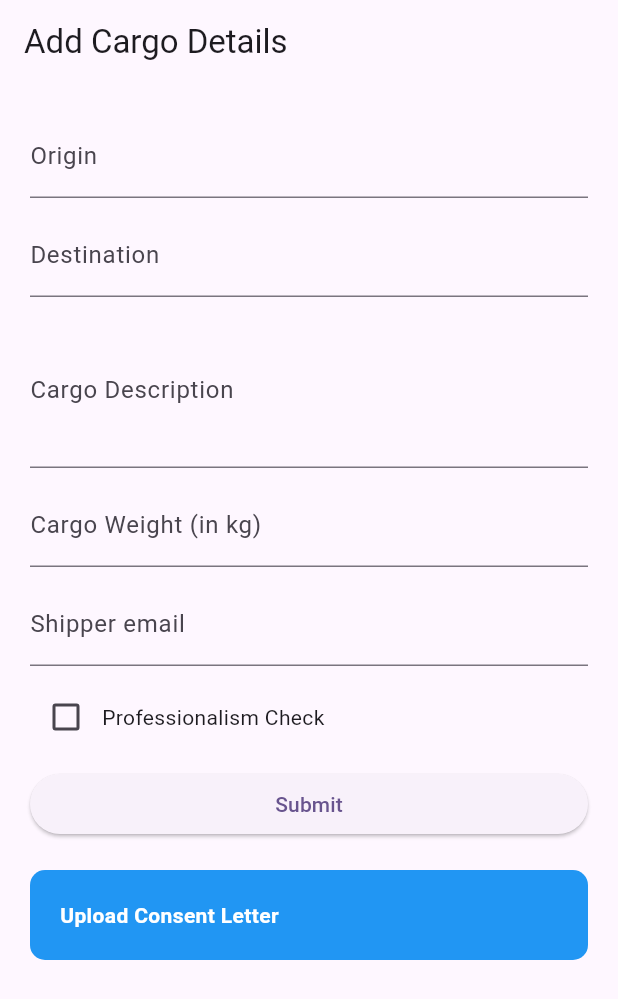
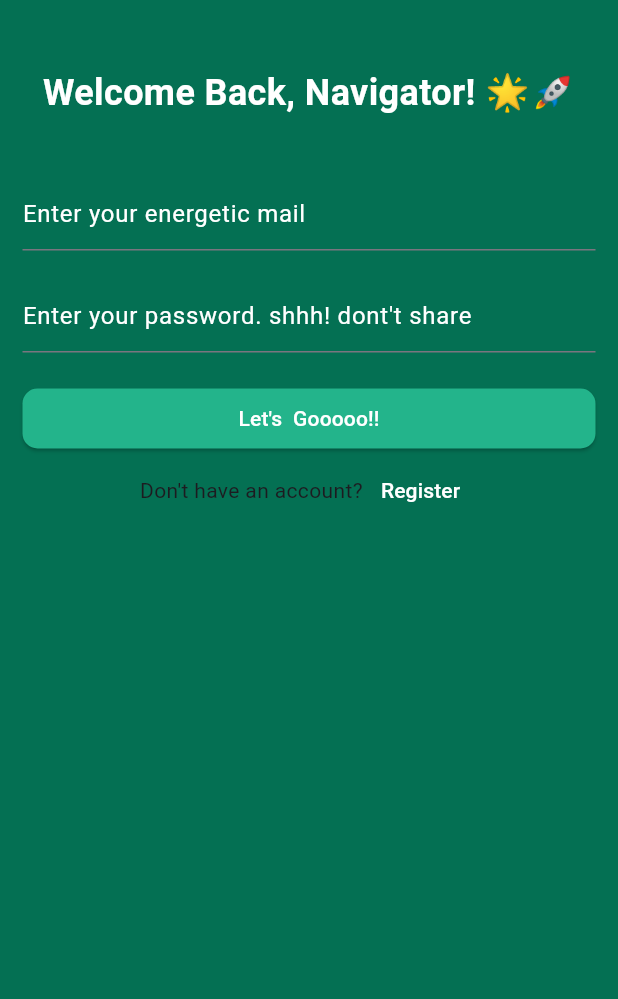
Before and after one commit to 0Armaan025/ecoride, a Flutter app: the screen it shows after launch, on a phone screen of 412 x 824 dp. Shown: the top 999 px of the screen. Run offline on Flutter 3.47's test engine with Material 2 defaults, Android fonts, the light colour scheme and no system bars; our stand-ins replace carousel_slider, firebase_core, google_fonts, image_picker; accounts and stored records are empty.

Commit message:
login, registerr, and public transport prototype done

```diff
--- /dev/null
+++ b/lib/features/auth/loginScreen.dart
@@ -0,0 +1,97 @@
+import 'package:ecoride/features/auth/registerScreen.dart';
+import 'package:flutter/material.dart';
+
+class loginScreen extends StatefulWidget {
+  const loginScreen({super.key});
+
+  @override
+  State<loginScreen> createState() => _loginScreenState();
+}
+
+class _loginScreenState extends State<loginScreen> {
+  TextEditingController emailController = TextEditingController();
+  TextEditingController passController = TextEditingController();
+  @override
+  Widget build(BuildContext context) {
+    return Scaffold(
+      backgroundColor: Color.fromARGB(255, 4, 112, 83),
+      body: SafeArea(
+        child: SingleChildScrollView(
+          child: Padding(
+            padding: const EdgeInsets.all(15.0),
+            child: Column(
+              children: [
+                SizedBox(
+                  height: 30,
+                ),
+                Text(
+                  "Welcome Back, Navigator! 🌟🚀",
+                  style: TextStyle(
+                      fontSize: 24,
+                      color: Colors.white,
+                      fontWeight: FontWeight.bold),
+                ),
+                SizedBox(
+                  height: 40,
+                ),
+                TextField(
+                  controller: emailController,
+                  style: TextStyle(color: Colors.white),
+                  cursorColor: Colors.white,
+                  decoration: InputDecoration(
+                      hintText: "Enter your energetic mail",
+                      hintStyle: TextStyle(color: Colors.white)),
+                ),
+                SizedBox(
+                  height: 20,
+                ),
+                TextField(
+                  controller: passController,
+                  style: TextStyle(color: Colors.white),
+                  cursorColor: Colors.white,
+                  decoration: InputDecoration(
+                      hintText: "Enter your password. shhh! dont't share",
+                      hintStyle: TextStyle(color: Colors.white)),
+                ),
+                SizedBox(
+                  height: 20,
+                ),
+                SizedBox(
+                  width: double.infinity,
+                  child: ElevatedButton(
+                    onPressed: () {},
+                    child: Text(
+                      "Let's  Gooooo!!",
+                      style: TextStyle(color: Colors.white),
+                    ),
+                    style: ElevatedButton.styleFrom(
+                        backgroundColor: Color.fromARGB(255, 35, 180, 139),
+                        shape: RoundedRectangleBorder(
+                            borderRadius: BorderRadius.circular(10))),
+                  ),
+                ),
+                Row(
+                  mainAxisAlignment: MainAxisAlignment.center,
+                  children: [
+                    Text("Don't have an account?"),
+                    TextButton(
+                        onPressed: () {
+                          Navigator.push(
+                              context,
+                              MaterialPageRoute(
+                                  builder: (c) => registerScreen()));
+                        },
+                        child: Text(
+                          "Register",
+                          style: TextStyle(color: Colors.white),
+                        ))
+                  ],
+                )
+              ],
+            ),
+          ),
+        ),
+      ),
+    );
+  }
+}
--- a/lib/main.dart
+++ b/lib/main.dart
@@ -1,5 +1,7 @@
+import 'package:ecoride/features/auth/loginScreen.dart';
 import 'package:ecoride/features/cargo_shipping/screens/add_cargo_screen.dart';
 import 'package:ecoride/features/notifications/screens/notification_screen.dart';
+import 'package:ecoride/features/public_transport/AskFromWhereToWhere.dart';
 import 'package:flutter/material.dart';
 import 'package:firebase_core/firebase_core.dart';
 import 'firebase_options.dart';
@@ -24,7 +26,7 @@ class MyApp extends StatelessWidget {
         colorScheme: ColorScheme.fromSeed(seedColor: Colors.deepPurple),
         useMaterial3: true,
       ),
-      home: AddCargoScreen(),
+      home: loginScreen(),
     );
   }
 }
```
Also changed, not shown: lib/features/auth/registerScreen.dart (added, +107 -0 lines), lib/features/public_transport/AskFromWhereToWhere.dart (added, +65 -0 lines), pubspec.lock.
